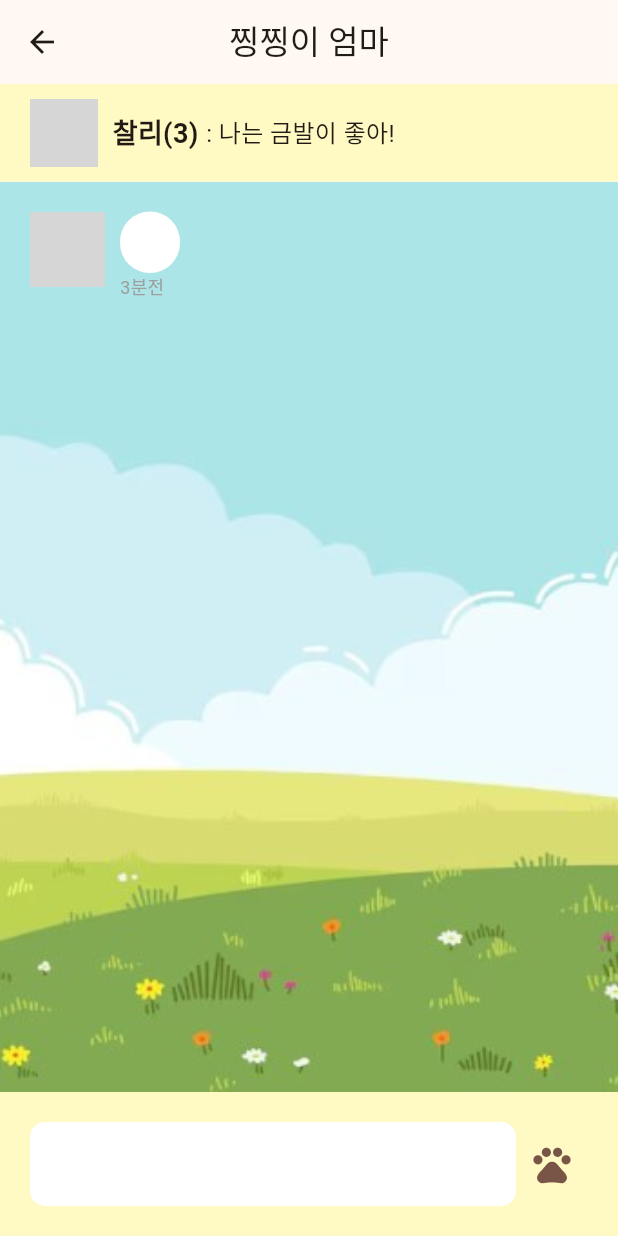
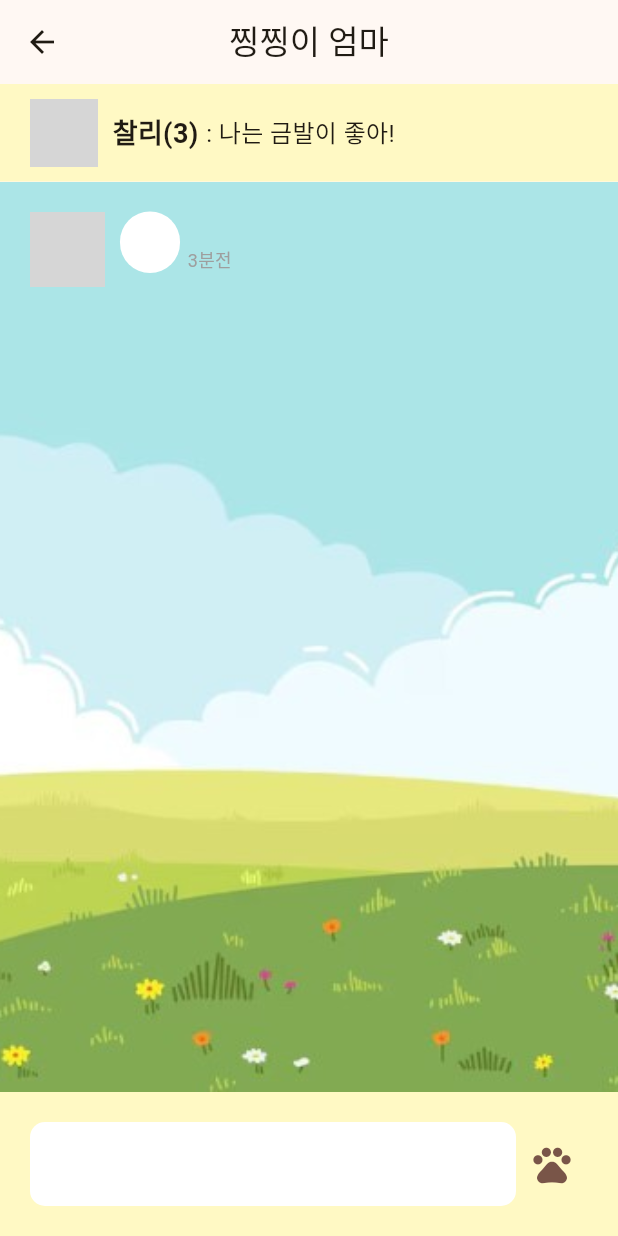
Before and after one commit to Pet4Ever/pet_4_ever, a Flutter app: the ChatDetailPage screen opened directly with empty values, after a tap on the "pets" icon, on a phone screen of 412 x 824 dp. Run offline on Flutter 3.47's test engine with Material 3 defaults, Android fonts, the phone set to English and light mode, and no system bars; our stand-ins replace cloud_firestore, firebase_core, flutter_dotenv, flutter_riverpod; accounts and stored records are empty; network calls fail; grey boxes are pictures that could not be loaded.

Commit message:
design: 챗 메세지 디자인 소량 수정

```diff
--- a/lib/ui/pages/chat/widgets/chat_detail_list_view.dart
+++ b/lib/ui/pages/chat/widgets/chat_detail_list_view.dart
@@ -53,18 +53,23 @@ class ChatDetailListView extends StatelessWidget {
   }
 
   Widget sentMessage(Message item) {
-    return Column(
+    return Padding(
+      padding: const EdgeInsets.symmetric(vertical: 3),
+      child: Row(
+        mainAxisAlignment: MainAxisAlignment.end,
         crossAxisAlignment: CrossAxisAlignment.end,
         children: [
-        messageBox(Colors.yellow, item.message),
           Text(
             "3분전",
             style: TextStyle(
               color: Colors.grey,
               fontSize: 12,
             ),
-        )
+          ),
+          SizedBox(width: 5),
+          messageBox(Colors.yellow, item.message),
         ],
+      ),
     );
   }
 
@@ -74,17 +79,18 @@ class ChatDetailListView extends StatelessWidget {
       children: [
         SizedBox.square(dimension: 50, child: isFirst ? profileImage() : null),
         SizedBox(width: 10),
-        Column(
-          crossAxisAlignment: CrossAxisAlignment.start,
+        Row(
+          crossAxisAlignment: CrossAxisAlignment.end,
           children: [
             messageBox(Colors.white, item.message),
+            SizedBox(width: 5),
             Text(
               "3분전",
               style: TextStyle(
                 color: Colors.grey,
                 fontSize: 12,
               ),
-            )
+            ),
           ],
         ),
       ],
```
Lines whose indentation alone changed are shown as unchanged.
